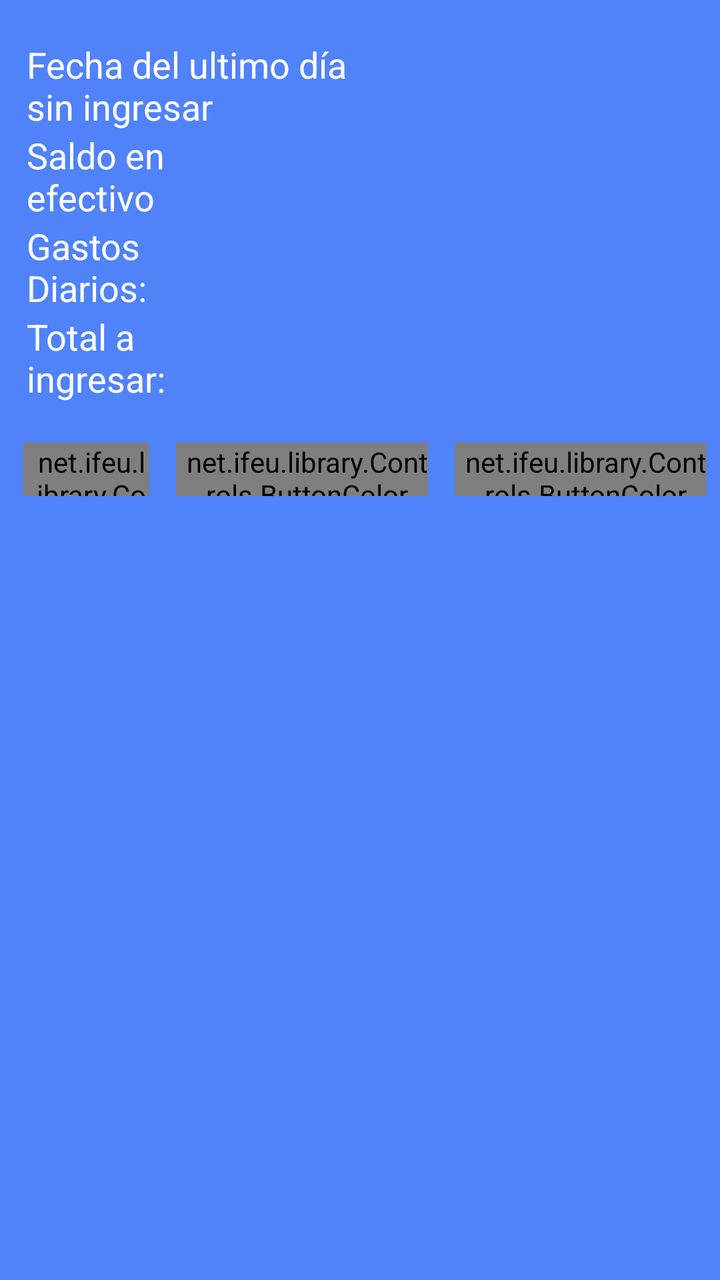
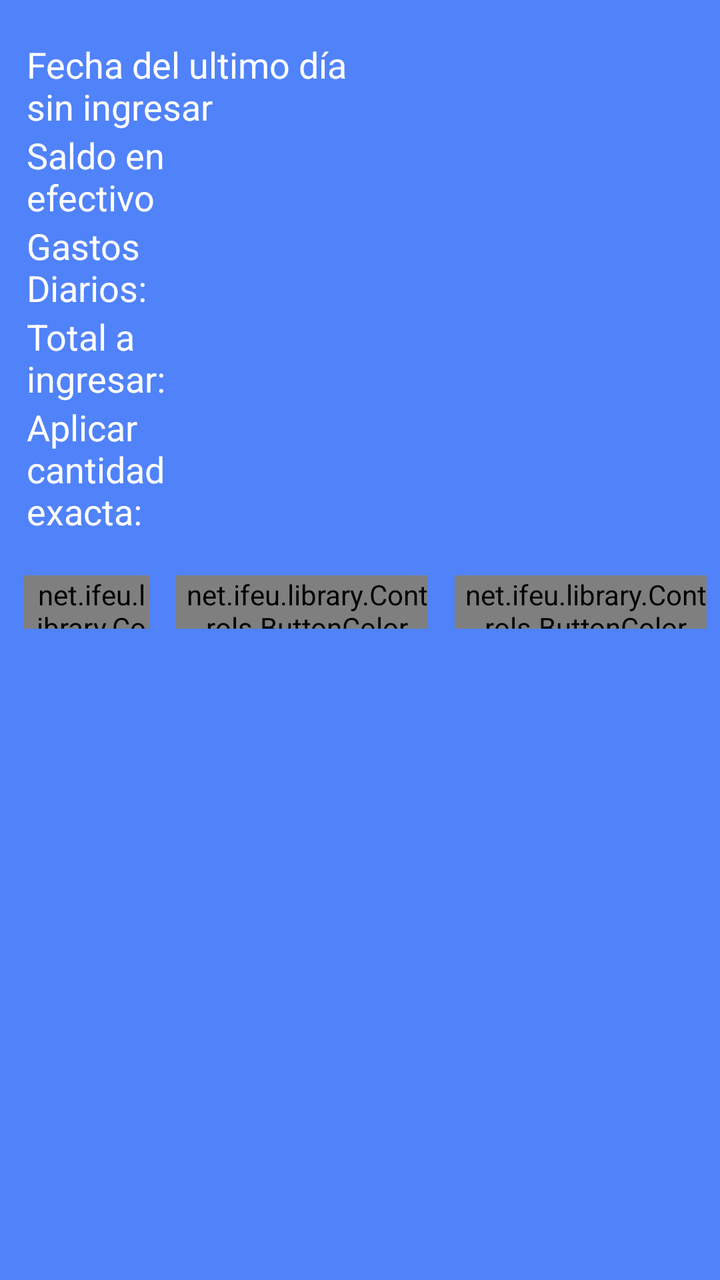

Two renders of the same Android screen: before a commit and after it. Below are the layout's source before the change and the commit's diff.
<!-- AndroidManifest.xml: application theme AppTheme -->
<!-- res/layout/activity_ingresos_diarios.xml -->
<LinearLayout xmlns:android="http://schemas.android.com/apk/res/android"
    android:layout_width="match_parent"
    android:layout_height="match_parent"
    android:orientation="vertical"
    android:layout_marginTop="20dp"
    android:background="@color/Edicards" >

    <LinearLayout
        android:layout_width="fill_parent"
        android:layout_height="wrap_content"
        android:layout_marginTop="20dp"
        android:layout_marginLeft="5dp"
        android:orientation="vertical">

        <LinearLayout
            android:layout_width="fill_parent"
            android:layout_height="wrap_content"
            android:orientation="horizontal" >

            <TextView
                android:id="@+id/lblFechaIngresosDiarios"
                android:layout_width="0dp"
                android:layout_height="wrap_content"
                android:layout_weight="1"
                android:layout_marginLeft="25px"
                android:layout_marginRight="25px"
                android:text="Fecha del ultimo día sin ingresar"
                android:textColor="#FFFFFF"
                android:textSize="@dimen/text_small" />

            <TextView
                android:id="@+id/txtFechaIngresosDiarios"
                android:layout_width="0dp"
                android:layout_height="wrap_content"
                android:layout_weight="1"
                android:layout_marginLeft="25px"
                android:layout_marginRight="25px"
                android:textColor="#FFFFFF"
                android:textSize="@dimen/text_small" />
        </LinearLayout>

        <LinearLayout
            android:layout_width="fill_parent"
            android:layout_height="wrap_content"
            android:orientation="horizontal" >

            <TextView
                android:id="@+id/lblIngresosDiarios"
                android:layout_width="0dp"
                android:layout_height="wrap_content"
                android:layout_weight="1"
                android:layout_marginLeft="25px"
                android:layout_marginRight="25px"
                android:text="Saldo en efectivo"
                android:textColor="#FFFFFF"
                android:textSize="@dimen/text_small" />

            <EditText
                android:id="@+id/txtIngresosDiarios"
                android:layout_width="0dp"
                android:layout_height="wrap_content"
                android:layout_weight="2"
                android:layout_marginLeft="25px"
                android:layout_marginRight="25px"
                android:singleLine="true"
                android:text=""
                android:textSize="@dimen/text_small"
                android:textStyle="bold" />
        </LinearLayout>

        <LinearLayout
            android:layout_width="fill_parent"
            android:layout_height="wrap_content"
            android:orientation="horizontal" >

            <TextView
                android:id="@+id/lblGastosDiarios"
                android:layout_width="0dp"
                android:layout_height="wrap_content"
                android:layout_weight="1"
                android:layout_marginLeft="25px"
                android:layout_marginRight="25px"
                android:text="Gastos Diarios:    "
                android:textColor="#FFFFFF"
                android:textSize="@dimen/text_small" />

            <EditText
                android:id="@+id/txtGastosDiarios"
                android:layout_width="0dp"
                android:layout_height="wrap_content"
                android:layout_weight="2"
                android:layout_marginLeft="25px"
                android:layout_marginRight="25px"
                android:singleLine="true"
                android:text=""
                android:inputType="numberDecimal"
                android:textSize="@dimen/text_small"
                android:textStyle="bold" />
        </LinearLayout>

        <LinearLayout
            android:layout_width="fill_parent"
            android:layout_height="wrap_content"
            android:orientation="horizontal" >

            <TextView
                android:id="@+id/lblTotalIngresar"
                android:layout_width="0dp"
                android:layout_height="wrap_content"
                android:layout_weight="1"
                android:layout_marginLeft="25px"
                android:layout_marginRight="25px"
                android:text="Total a ingresar:       "
                android:textColor="#FFFFFF"
                android:textSize="@dimen/text_small" />

            <EditText
                android:id="@+id/txtTotalIngresar"
                android:layout_width="0dp"
                android:layout_height="wrap_content"
                android:layout_weight="2"
                android:layout_marginLeft="25px"
                android:layout_marginRight="25px"
                android:singleLine="true"
                android:text=""
                android:textSize="@dimen/text_small"
                android:textStyle="bold" />
        </LinearLayout>

        <LinearLayout
            android:layout_width="fill_parent"
            android:layout_height="wrap_content"
            android:orientation="horizontal" >

            <net.ifeu.library.Controls.ButtonColor
                android:id="@+id/btnIngresoDiarioPhoto"
                android:paddingLeft="15px"
                android:layout_marginLeft="20px"
                android:layout_marginRight="20px"
                android:layout_width="0dp"
                android:layout_weight="0.5"
                android:layout_marginBottom="20dp"
                android:layout_marginTop="20dp"
                android:layout_height="80px"
                android:background="@drawable/background_button"
                android:textColor="@color/Black"
                android:text="Tomar foto del comprobante"/>

            <net.ifeu.library.Controls.ButtonColor
                android:id="@+id/btnSaveIngresoDiario"
                android:layout_marginLeft="20px"
                android:layout_marginRight="20px"
                android:paddingLeft="15px"
                android:layout_width="0dp"
                android:layout_weight="1"
                android:layout_marginBottom="20dp"
                android:layout_marginTop="20dp"
                android:layout_height="80px"
                android:background="@drawable/background_button"
                android:textColor="@color/Black"
                android:onClick="OnApply"
                android:text="Guardar cambios"/>

            <net.ifeu.library.Controls.ButtonColor
                android:id="@+id/btnCloseIngresoDiario"
                android:layout_marginLeft="20px"
                android:layout_marginRight="20px"
                android:paddingLeft="15px"
                android:layout_width="0dp"
                android:layout_weight="1"
                android:layout_marginBottom="20dp"
                android:layout_marginTop="20dp"
                android:layout_height="80px"
                android:background="@drawable/background_button"
                android:textColor="@color/Black"
                android:onClick="OnClose"
                android:text="Cerrar Pantalla"/>


        </LinearLayout>
    </LinearLayout>
</LinearLayout>
<!-- resources referenced by this layout -->
<resources>
  <color name="Black">#000000</color>
  <color name="Edicards">#5082FA</color>
  <dimen name="text_small">18sp</dimen>
  <!-- drawable background_button (drawable) -->
  <?xml version="1.0" encoding="utf-8"?>
   
  <shape xmlns:android="http://schemas.android.com/apk/res/android" 
       android:shape="rectangle">
      <gradient android:startColor="#AAAAAA" android:endColor="#FFFFFF"
              android:angle="270"/>
      <stroke android:width="2dp"
              android:color="@color/Azure" />
      <corners android:bottomRightRadius="7dp"
          android:bottomLeftRadius="5dp" 
          android:topLeftRadius="5dp"
          android:topRightRadius="7dp"/>    
  </shape>
  <style name="AppTheme" parent="android:Theme.Light">
          <item name="android:fontFamily">sans-serif-light</item>
          <item name="android:textStyle">bold</item>
          <item name="android:textSize">28sp</item>
          <item name="android:text">serif-monospace</item>
          <item name="android:alertDialogTheme">@style/AlertDialogCustom</item>
  
      </style>
  <color name="Azure">#F0FFFF</color>
  <style name="AlertDialogCustom" parent="android:Theme.Holo.Dialog">
          <item name="android:textColor">#00FF00</item>
          <item name="android:typeface">monospace</item>
          <item name="android:textSize">48sp</item>
      </style>
</resources>

<!-- the commit's change to res/layout/activity_ingresos_diarios.xml (unified diff, before → after) -->
@@ -126,6 +126,36 @@
                 android:textSize="@dimen/text_small"
                 android:textStyle="bold" />
         </LinearLayout>
+
+        <LinearLayout
+            android:layout_width="fill_parent"
+            android:layout_height="wrap_content"
+            android:orientation="horizontal" >
+
+            <TextView
+                android:id="@+id/lblTipoAplicar"
+                android:layout_width="0dp"
+                android:layout_height="wrap_content"
+                android:layout_weight="1"
+                android:layout_marginLeft="25px"
+                android:layout_marginRight="25px"
+                android:text="Aplicar cantidad exacta:       "
+                android:textColor="#FFFFFF"
+                android:textSize="@dimen/text_small" />
+
+            <CheckBox
+                android:id="@+id/chkTipoAplicar"
+                android:layout_width="0dp"
+                android:layout_height="wrap_content"
+                android:layout_weight="2"
+                android:layout_marginLeft="25px"
+                android:layout_marginRight="25px"
+                android:singleLine="true"
+                android:text=""
+                android:textSize="@dimen/text_small"
+                android:textStyle="bold" />
+        </LinearLayout>
+
 
         <LinearLayout
             android:layout_width="fill_parent"
